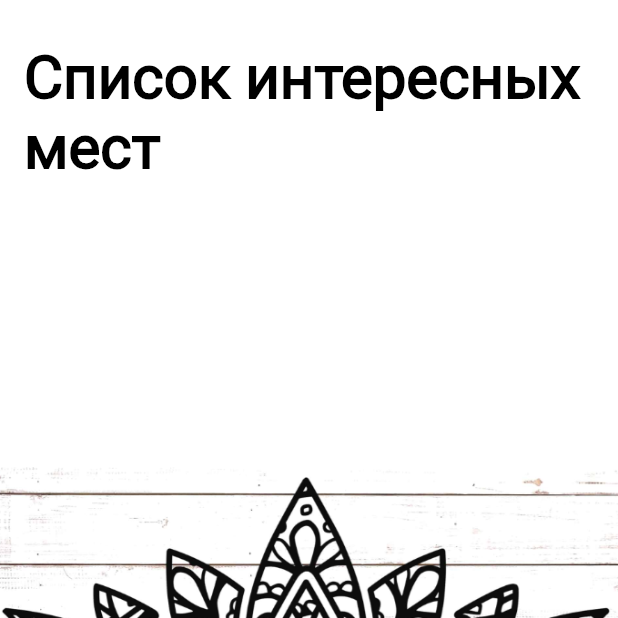
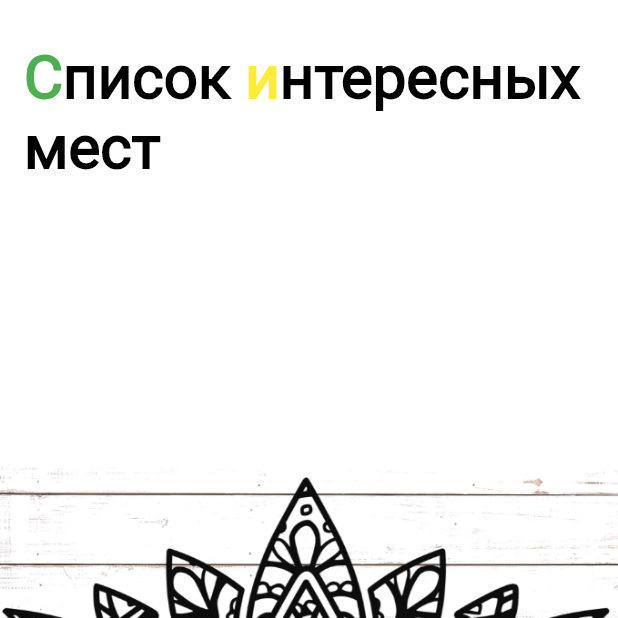
Before and after one commit to Wolfram-180/surf_places, a Flutter app: the screen it shows after launch, on a phone screen of 412 x 824 dp, the top half of it. Run offline on Flutter 3.47's test engine with Material 2 defaults, Android fonts, the light colour scheme and no system bars.

Commit message:
4-4-2 done

```diff
--- a/lib/main.dart
+++ b/lib/main.dart
@@ -12,6 +12,7 @@ class App extends StatelessWidget {
   @override
   Widget build(BuildContext context) {
     return const MaterialApp(
+      debugShowCheckedModeBanner: false,
       title: AppStrings.appTitle,
       home: SightListScreen(),
     );
--- a/lib/ui/screen/sight_list_screen.dart
+++ b/lib/ui/screen/sight_list_screen.dart
@@ -18,14 +18,29 @@ class _SightListScreenState extends State<SightListScreen> {
       resizeToAvoidBottomInset: false,
       appBar: AppBar(
         toolbarHeight: 150,
-        title: const Text(
-          maxLines: 2,
-          app_strings.AppStrings.appTitle,
-          textAlign: TextAlign.left,
-          style: TextStyle(
-            fontSize: 40,
-            color: app_colors.AppColors.appTextColor,
-            fontWeight: FontWeight.bold,
+        title: RichText(
+          text: TextSpan(
+            style: const TextStyle(
+              fontSize: 40,
+              fontWeight: FontWeight.bold,
+              color: app_colors.AppColors.appTextColor,
+            ),
+            children: [
+              TextSpan(
+                text: app_strings.AppStrings.appTitle.substring(0, 1),
+                style: const TextStyle(color: Colors.green),
+              ),
+              TextSpan(
+                text: app_strings.AppStrings.appTitle.substring(1, 7),
+              ),
+              TextSpan(
+                text: app_strings.AppStrings.appTitle.substring(7, 8),
+                style: const TextStyle(color: Colors.yellow),
+              ),
+              TextSpan(
+                text: app_strings.AppStrings.appTitle.substring(8, 22),
+              ),
+            ],
           ),
         ),
         backgroundColor: app_colors.AppColors.appBckgrColor,
```
